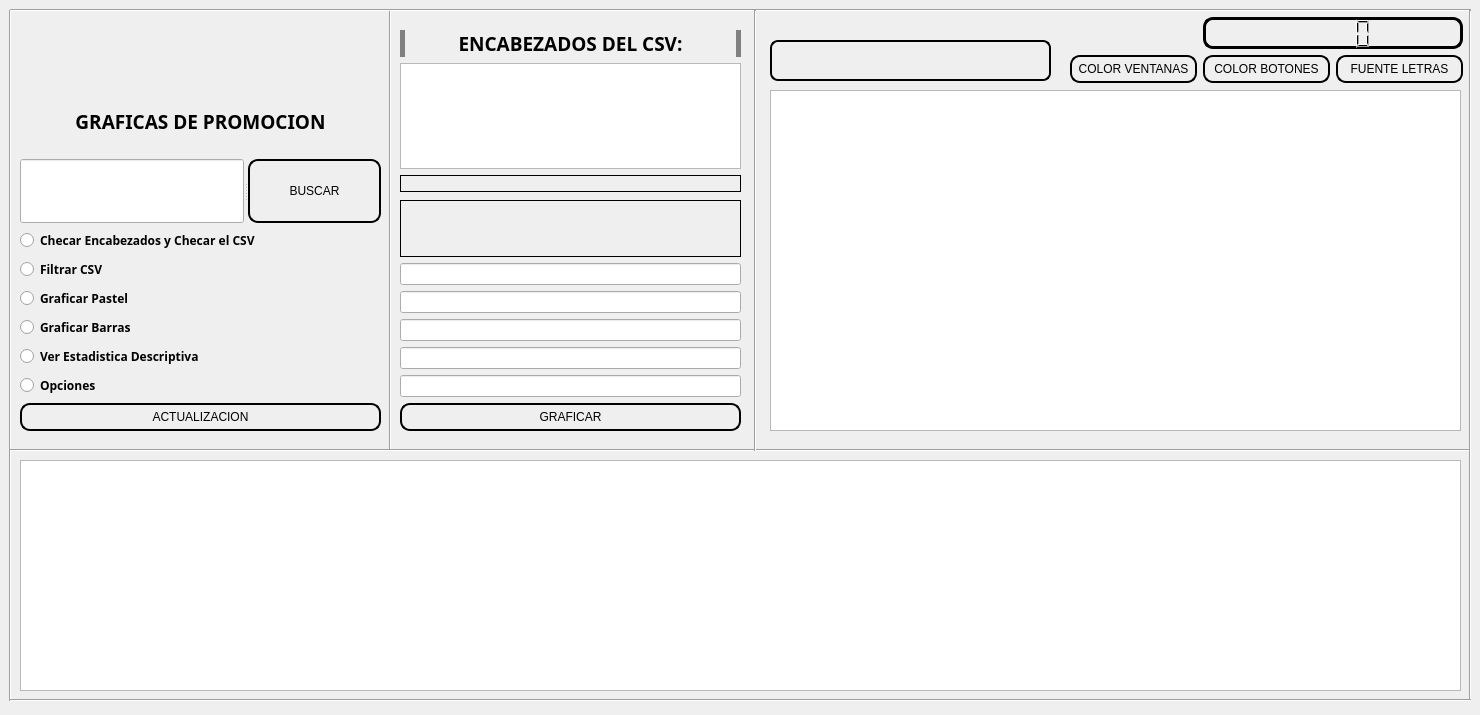
Before: the Qt Designer form CSV Proyectos/interfaz/VentanaCSV.ui in DanielRojas2002/PyQt5, drawn with Qt 5.
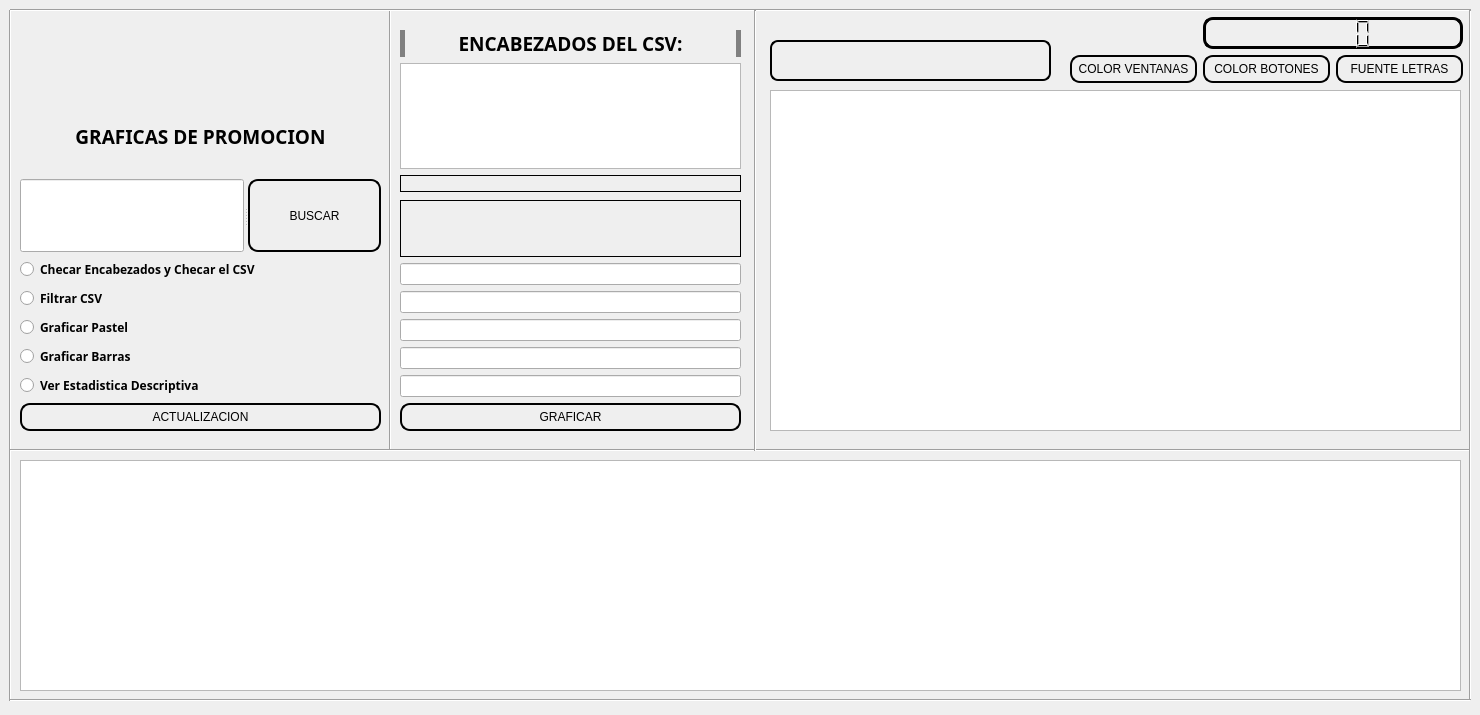
After: the same form once the commit is applied. Icons and pictures are not drawn.

The edit to the form file:
```diff
--- a/CSV Proyectos/interfaz/VentanaCSV.ui
+++ b/CSV Proyectos/interfaz/VentanaCSV.ui
@@ -427,23 +427,6 @@
        </property>
       </widget>
      </item>
-     <item>
-      <widget class="QRadioButton" name="opciones">
-       <property name="font">
-        <font>
-         <family>Arial Black</family>
-         <weight>75</weight>
-         <bold>true</bold>
-        </font>
-       </property>
-       <property name="toolTip">
-        <string>&lt;html&gt;&lt;head/&gt;&lt;body&gt;&lt;p&gt;&lt;span style=&quot; font-weight:600;&quot;&gt;Estadistica Descriptiva&lt;/span&gt;&lt;/p&gt;&lt;p align=&quot;center&quot;&gt;Se podra ver la Estadistiva Descriptiva del CSV&lt;/p&gt;&lt;/body&gt;&lt;/html&gt;</string>
-       </property>
-       <property name="text">
-        <string>Opciones</string>
-       </property>
-      </widget>
-     </item>
      <item>
       <widget class="QPushButton" name="realizar">
        <property name="font">
```
